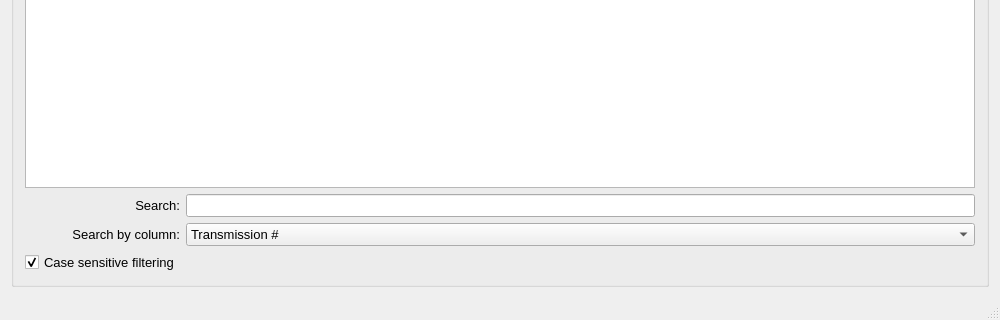
The window that frmDeliveryQueue.ui (chhimichanga/deliveryqueue) describes before a commit, drawn with Qt 5; both pictures show x 0 to 1000 and y 280 to 600 of the 1000 by 600 pixel window.
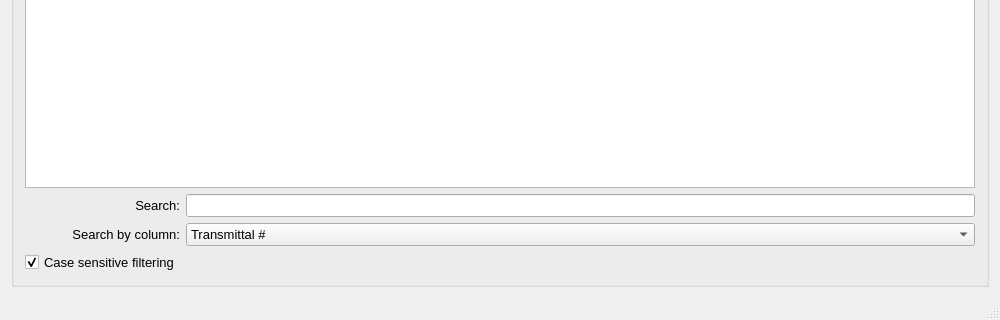
The same window after the commit.

```diff
--- a/frmDeliveryQueue.ui
+++ b/frmDeliveryQueue.ui
@@ -95,7 +95,7 @@
          </property>
          <item>
           <property name="text">
-           <string>Transmission #</string>
+           <string>Transmittal #</string>
           </property>
          </item>
          <item>
```
Left out of the diff: 6 changed lines with no effect on the pictures.
